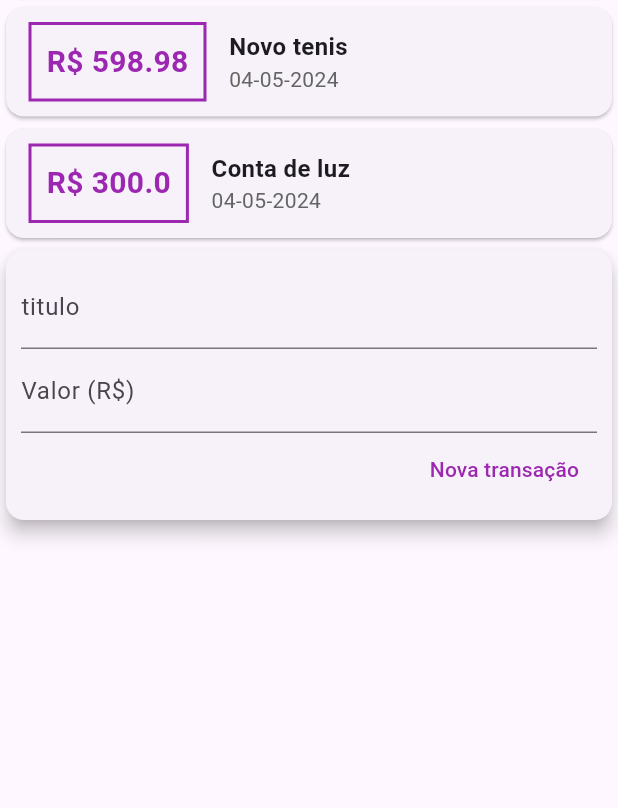
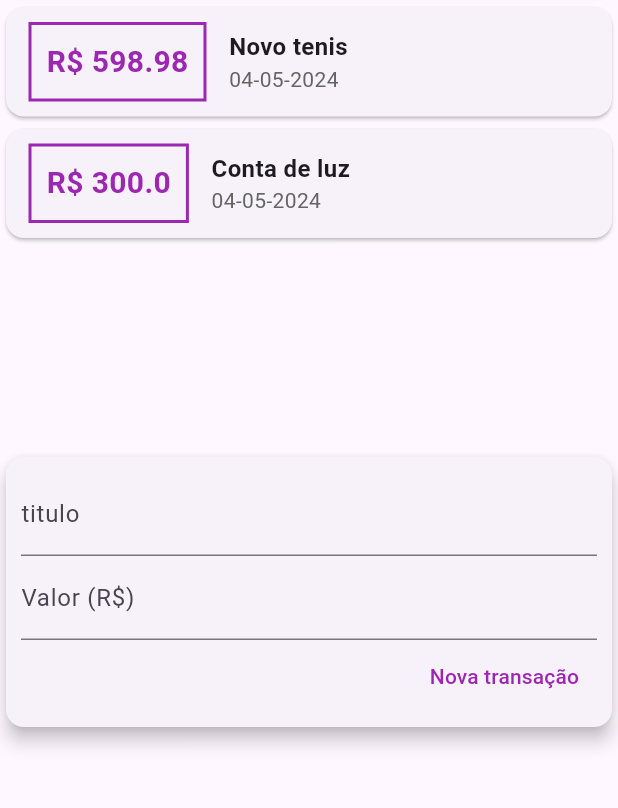
Before and after one commit to GabrielSKlauck/AppDespesas, a Flutter app: the screen it shows after launch, on a phone screen of 412 x 824 dp, the part 125-933 px from its top. Run offline on Flutter 3.47's test engine with Material 3 defaults, Android fonts, the phone set to English and light mode, and no system bars.

Commit message:
Otimização e melhorias

```diff
--- a/expenses/lib/components/Transaction_list.dart
+++ b/expenses/lib/components/Transaction_list.dart
@@ -12,8 +12,12 @@ class TransactionList extends StatelessWidget {
   });
   @override
   Widget build(BuildContext context) {
-    return Column(
-            children: transactions.map((tr) {
+    return Container(
+      height: 300,
+      child: ListView.builder(
+              itemCount: transactions.length,
+              itemBuilder: (ctx, index){
+                final tr = transactions[index];
                 return Card(
                   child: Row(
                     children: [
@@ -58,7 +62,8 @@ class TransactionList extends StatelessWidget {
                     ],
                   ),
                 );
-            }).toList(),
+              },
+            ),
     );
   }
 }
--- a/expenses/lib/components/Transaction_user.dart
+++ b/expenses/lib/components/Transaction_user.dart
@@ -24,6 +24,7 @@ class _TransactionUserState extends State<TransactionUser> {
       value: 300.00,
       date: DateTime.now(),
     ),
+
   ];
 
  _addTransaction(String title, double value) {
--- a/expenses/lib/main.dart
+++ b/expenses/lib/main.dart
@@ -22,7 +22,8 @@ class MyHomePage extends StatelessWidget {
       appBar: AppBar(
         title: Text("Despesas pessoais"),
       ),
-      body: Column(
+      body: SingleChildScrollView(
+        child: Column(
           crossAxisAlignment: CrossAxisAlignment.stretch,
           children: [
             Container(
@@ -34,6 +35,7 @@ class MyHomePage extends StatelessWidget {
             TransactionUser(),
           ],
         ),
+      ),
     );
   }
 }
```
Lines whose indentation alone changed are shown as unchanged.
